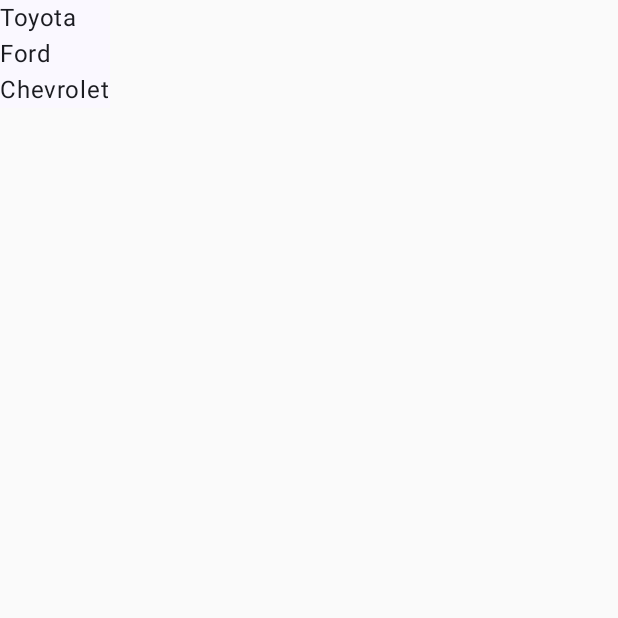
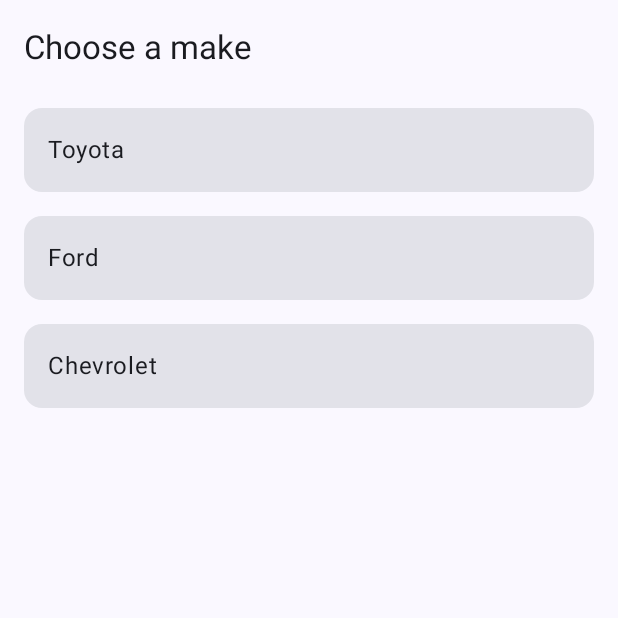
Before and after one commit to PaulKlauser/cars-android, an Android app built with Jetpack Compose: the screen it shows after launch (MainActivity), on a phone screen of 412 x 824 dp, the top half of it. Run offline under Robolectric (Android 15) with nearby library versions, the phone set to English and light mode, and no system bars; our stand-ins replace Dagger/Hilt's generated code, Timber.

Commit message:
Add clickability to makes

```diff
--- a/app/src/main/java/com/paulklauser/cars/makes/Make.kt
+++ b/app/src/main/java/com/paulklauser/cars/makes/Make.kt
@@ -1,5 +1,6 @@
 package com.paulklauser.cars.makes
 
 data class Make(
+    val id: String,
     val name: String
 )
--- a/app/src/main/java/com/paulklauser/cars/makes/MakeRow.kt
+++ b/app/src/main/java/com/paulklauser/cars/makes/MakeRow.kt
@@ -1,9 +1,34 @@
 package com.paulklauser.cars.makes
 
+import androidx.compose.foundation.layout.fillMaxWidth
+import androidx.compose.foundation.layout.padding
+import androidx.compose.material3.Card
 import androidx.compose.material3.Text
 import androidx.compose.runtime.Composable
+import androidx.compose.ui.Modifier
+import androidx.compose.ui.tooling.preview.Preview
+import androidx.compose.ui.unit.dp
+import com.paulklauser.cars.ui.theme.CarsTheme
 
 @Composable
-fun MakeRow(make: Make) {
-    Text(text = make.name)
+fun MakeRow(make: Make, onClick: (String) -> Unit) {
+    Card(
+        onClick = { onClick(make.id) },
+        modifier = Modifier
+            .fillMaxWidth()
+            .padding(horizontal = 16.dp, vertical = 8.dp)
+    ) {
+        Text(
+            text = make.name,
+            modifier = Modifier.padding(16.dp)
+        )
+    }
 }
+
+@Preview(showBackground = true)
+@Composable
+private fun MakeRowPreview() {
+    CarsTheme {
+        MakeRow(make = Make(id = "1", name = "Toyota"), onClick = {})
+    }
+}
--- a/app/src/main/java/com/paulklauser/cars/makes/MakesNavigation.kt
+++ b/app/src/main/java/com/paulklauser/cars/makes/MakesNavigation.kt
@@ -5,8 +5,12 @@ import androidx.navigation.compose.composable
 
 const val MAKES_ROUTE = "makes"
 
-fun NavGraphBuilder.makes() {
+fun NavGraphBuilder.makes(
+    onMakeSelected: (String) -> Unit
+) {
     composable(MAKES_ROUTE) {
-        MakesScreenRoute()
+        MakesScreenRoute(
+            onMakeSelected = onMakeSelected
+        )
     }
 }
--- a/app/src/main/java/com/paulklauser/cars/makes/MakesScreen.kt
+++ b/app/src/main/java/com/paulklauser/cars/makes/MakesScreen.kt
@@ -2,6 +2,9 @@ package com.paulklauser.cars.makes
 
 import androidx.compose.foundation.lazy.LazyColumn
 import androidx.compose.foundation.lazy.items
+import androidx.compose.material3.Scaffold
+import androidx.compose.material3.Text
+import androidx.compose.material3.TopAppBar
 import androidx.compose.runtime.Composable
 import androidx.compose.runtime.collectAsState
 import androidx.compose.runtime.getValue
@@ -11,19 +14,29 @@ import com.paulklauser.cars.ui.theme.CarsTheme
 import kotlinx.collections.immutable.persistentListOf
 
 @Composable
-fun MakesScreenRoute() {
+fun MakesScreenRoute(onMakeSelected: (String) -> Unit) {
     val vm = hiltViewModel<MakesViewModel>()
     val uiState by vm.uiState.collectAsState()
-    MakesScreen(uiState = uiState)
+    MakesScreen(
+        uiState = uiState,
+        onMakeSelected = onMakeSelected
+    )
 }
 
 @Composable
 fun MakesScreen(
-    uiState: MakesUiState
+    uiState: MakesUiState,
+    onMakeSelected: (String) -> Unit
 ) {
-    LazyColumn {
-        items(uiState.makes) { make ->
-            MakeRow(make = make)
+    Scaffold(
+        topBar = {
+            TopAppBar(title = { Text(text = "Choose a make") })
+        }
+    ) { paddingValues ->
+        LazyColumn(contentPadding = paddingValues) {
+            items(uiState.makes) { make ->
+                MakeRow(make = make, onClick = onMakeSelected)
+            }
         }
     }
 }
@@ -35,11 +48,12 @@ private fun MakesScreenPreview() {
         MakesScreen(
             uiState = MakesUiState(
                 makes = persistentListOf(
-                    Make("Toyota"),
-                    Make("Ford"),
-                    Make("Chevrolet")
+                    Make(id = "1", "Toyota"),
+                    Make(id = "2", "Ford"),
+                    Make(id = "3", "Chevrolet")
                 )
-            )
+            ),
+            onMakeSelected = {}
         )
     }
 }
--- a/app/src/main/java/com/paulklauser/cars/makes/MakesViewModel.kt
+++ b/app/src/main/java/com/paulklauser/cars/makes/MakesViewModel.kt
@@ -9,9 +9,9 @@ class MakesViewModel : ViewModel() {
     private val _uiState = MutableStateFlow(
         MakesUiState(
             makes = persistentListOf(
-                Make("Toyota"),
-                Make("Ford"),
-                Make("Chevrolet")
+                Make(id = "1", name = "Toyota"),
+                Make(id = "2", name = "Ford"),
+                Make(id = "3", name = "Chevrolet")
             )
         )
     )
```
Also changed, not shown: app/src/main/java/com/paulklauser/cars/MainActivity.kt (+10 -1 lines).
